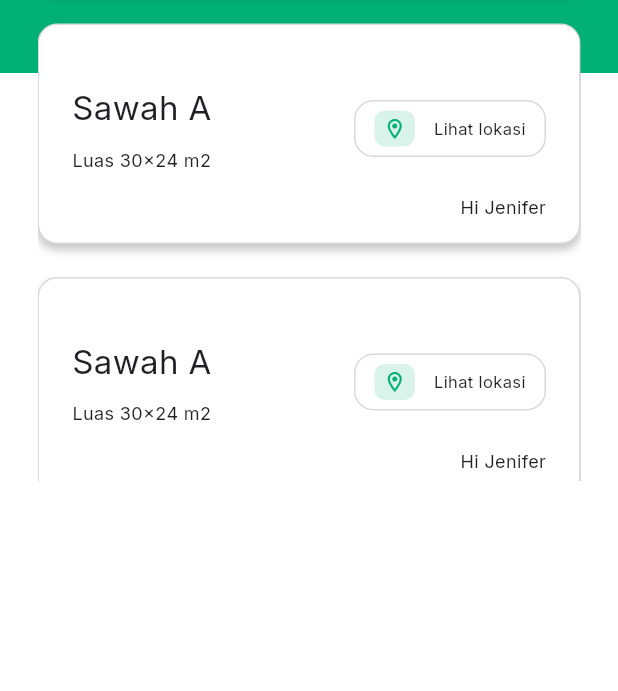
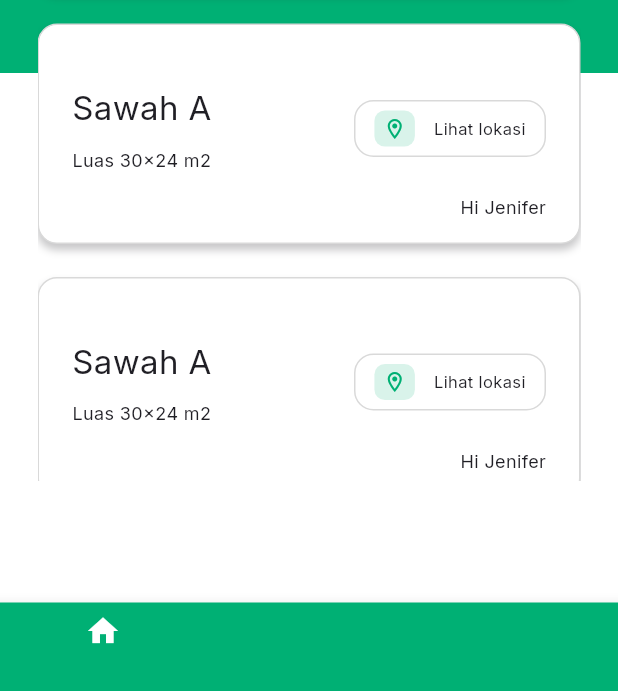
Before and after one commit to fuadadhim24/soil-nutrient-detection, a Flutter app: the screen it shows after launch, on a phone screen of 412 x 824 dp, the part 545-1236 px from its top. Run offline on Flutter 3.47's test engine with Material 3 defaults, Android fonts, the light colour scheme and no system bars; our stand-ins replace awesome_bottom_bar, get, google_fonts.

Commit message:
feat: add theme and bottom bar

```diff
--- a/lib/main.dart
+++ b/lib/main.dart
@@ -2,6 +2,7 @@
 import 'package:get/get.dart';
 import 'package:soil_nutrient_detection/page/home_page.dart';
 import 'package:soil_nutrient_detection/page/iot_page.dart';
+import 'package:soil_nutrient_detection/widget/bottom_bar.dart';
 
 void main() {
   runApp(const MyApp());
@@ -13,10 +14,11 @@
   @override
   Widget build(BuildContext context) {
     return GetMaterialApp(
-      initialRoute: '/home',
+      initialRoute: '/bottom-bar',
       getPages: [
         GetPage(name: '/home', page: () => const HomePage()),
         GetPage(name: '/iot', page: () => const IotPage()),
+        GetPage(name: '/bottom-bar', page: () => const BottomBar()),
       ],
     );
   }
--- a/lib/page/home_page.dart
+++ b/lib/page/home_page.dart
@@ -14,7 +14,7 @@ class _HomePageState extends State<HomePage> {
     return Scaffold(
       body: Container(
         width: MediaQuery.of(context).size.width,
-        height: MediaQuery.of(context).size.height,
+        height: MediaQuery.of(context).size.height +100,
         child: Stack(
           children: [
             Positioned.fill(
--- /dev/null
+++ b/lib/widget/bottom_bar.dart
@@ -0,0 +1,84 @@
+import 'package:flutter/material.dart';
+import 'package:awesome_bottom_bar/awesome_bottom_bar.dart';
+import 'package:soil_nutrient_detection/page/home_page.dart';
+import 'package:soil_nutrient_detection/page/iot_page.dart';
+import 'package:soil_nutrient_detection/shared/theme.dart';
+
+const List<TabItem> items = [
+  TabItem(
+    icon: Icons.home,
+    // title: 'Home',
+  ),
+  TabItem(
+    icon: Icons.shopping_cart_outlined,
+    title: 'IoT',
+  ),
+  TabItem(
+    icon: Icons.account_box,
+    title: 'Profile',
+  ),
+];
+
+class BottomBar extends StatefulWidget {
+  const BottomBar({Key? key}) : super(key: key);
+
+  @override
+  _BottomBarState createState() => _BottomBarState();
+}
+
+class _BottomBarState extends State<BottomBar> {
+  late PageController _pageController;
+  int _selectedIndex = 0;
+
+  @override
+  void initState() {
+    super.initState();
+    _pageController = PageController(initialPage: _selectedIndex);
+  }
+
+  @override
+  void dispose() {
+    _pageController.dispose();
+    super.dispose();
+  }
+
+  void _onItemTapped(int index) {
+    setState(() {
+      _selectedIndex = index;
+      _pageController.animateToPage(
+        index,
+        duration: Duration(milliseconds: 300),
+        curve: Curves.ease,
+      );
+    });
+  }
+
+  @override
+  Widget build(BuildContext context) {
+    return Scaffold(
+      body: PageView(
+        controller: _pageController,
+        onPageChanged: (index) {
+          setState(() {
+            _selectedIndex = index;
+          });
+        },
+        children: [
+          HomePage(),
+          IotPage(),
+        ],
+      ),
+      bottomNavigationBar: BottomNavigationBar(
+        items: items.map((item) => BottomNavigationBarItem(
+          icon: Icon(item.icon),
+          label: item.title ?? '',
+        )).toList(),
+        currentIndex: _selectedIndex,
+        selectedItemColor: Colors.white,
+        unselectedItemColor: greenTransparentColor, // Adjust as needed
+        backgroundColor: greenColor, // Adjust as needed
+        onTap: _onItemTapped,
+      ),
+    );
+  }
+}
--- a/pubspec.yaml
+++ b/pubspec.yaml
@@ -37,6 +37,7 @@ dependencies:
   cupertino_icons: ^1.0.6
   get: ^4.6.6
   google_fonts: ^6.2.1
+  awesome_bottom_bar: ^1.2.4
 
 dev_dependencies:
   flutter_test:
```
Also changed, not shown: pubspec.lock.
